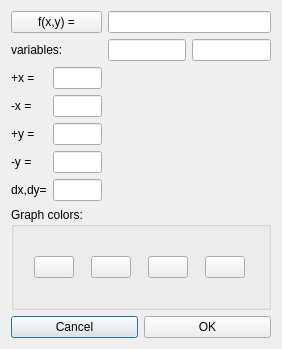
Qt form graph3D/graph3d_addnew_gui.ui (joaodeus/mathgraphica) before a commit.
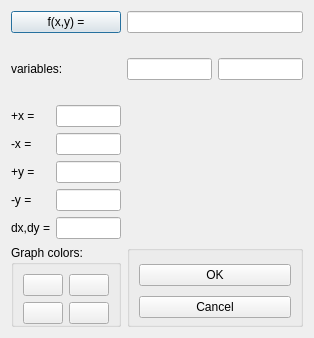
The same form after that commit. Icons and pictures are not drawn.

```diff
--- a/graph3D/graph3d_addnew_gui.ui
+++ b/graph3D/graph3d_addnew_gui.ui
@@ -6,8 +6,8 @@
    <rect>
     <x>0</x>
     <y>0</y>
-    <width>282</width>
-    <height>349</height>
+    <width>314</width>
+    <height>338</height>
    </rect>
   </property>
   <property name="windowTitle">
@@ -17,28 +17,90 @@
    <iconset resource="../mathgraphica.qrc">
     <normaloff>:/images/images/graf3d.png</normaloff>:/images/images/graf3d.png</iconset>
   </property>
-  <layout class="QGridLayout" name="gridLayout">
-   <item row="5" column="0">
-    <widget class="QLabel" name="label_y_minus">
+  <layout class="QGridLayout" name="gridLayout_4">
+   <item row="0" column="0" colspan="2">
+    <widget class="QPushButton" name="pushButton_fxy">
      <property name="text">
-      <string>-y =</string>
+      <string>f(x,y) =</string>
      </property>
     </widget>
    </item>
-   <item row="2" column="0">
-    <widget class="QLabel" name="label_x_plus">
-     <property name="text">
-      <string>+x =</string>
-     </property>
-    </widget>
-   </item>
-   <item row="0" column="3" colspan="2">
+   <item row="0" column="2">
     <widget class="QLineEdit" name="lineEdit_fxy">
      <property name="readOnly">
       <bool>false</bool>
      </property>
     </widget>
    </item>
+   <item row="1" column="0" colspan="2">
+    <widget class="QLabel" name="label_variables">
+     <property name="text">
+      <string>variables:</string>
+     </property>
+    </widget>
+   </item>
+   <item row="1" column="2">
+    <widget class="QFrame" name="frame">
+     <property name="enabled">
+      <bool>true</bool>
+     </property>
+     <property name="frameShape">
+      <enum>QFrame::NoFrame</enum>
+     </property>
+     <property name="frameShadow">
+      <enum>QFrame::Plain</enum>
+     </property>
+     <property name="lineWidth">
+      <number>0</number>
+     </property>
+     <layout class="QGridLayout" name="gridLayout_3">
+      <property name="leftMargin">
+       <number>0</number>
+      </property>
+      <property name="topMargin">
+       <number>0</number>
+      </property>
+      <property name="rightMargin">
+       <number>0</number>
+      </property>
+      <property name="bottomMargin">
+       <number>0</number>
+      </property>
+      <property name="horizontalSpacing">
+       <number>6</number>
+      </property>
+      <property name="verticalSpacing">
+       <number>0</number>
+      </property>
+      <item row="0" column="0">
+       <widget class="QLineEdit" name="lineEdit_x"/>
+      </item>
+      <item row="0" column="1">
+       <widget class="QLineEdit" name="lineEdit_y"/>
+      </item>
+     </layout>
+    </widget>
+   </item>
+   <item row="2" column="0">
+    <widget class="QLabel" name="label_x_plus">
+     <property name="text">
+      <string>+x =</string>
+     </property>
+    </widget>
+   </item>
+   <item row="2" column="1">
+    <widget class="QLineEdit" name="lineEdit_xmax"/>
+   </item>
+   <item row="2" column="2" rowspan="5">
+    <widget class="QLabel" name="label_image">
+     <property name="text">
+      <string/>
+     </property>
+     <property name="pixmap">
+      <pixmap resource="../mathgraphica.qrc">:/images/images/3D.png</pixmap>
+     </property>
+    </widget>
+   </item>
    <item row="3" column="0">
     <widget class="QLabel" name="label_x_minus">
      <property name="text">
@@ -46,12 +108,8 @@
      </property>
     </widget>
    </item>
-   <item row="6" column="0">
-    <widget class="QLabel" name="label_delta">
-     <property name="text">
-      <string>dx,dy=</string>
-     </property>
-    </widget>
+   <item row="3" column="1">
+    <widget class="QLineEdit" name="lineEdit_xmin"/>
    </item>
    <item row="4" column="0">
     <widget class="QLabel" name="label_y_plus">
@@ -60,44 +118,39 @@
      </property>
     </widget>
    </item>
-   <item row="4" column="1" colspan="2">
+   <item row="4" column="1">
     <widget class="QLineEdit" name="lineEdit_ymax"/>
    </item>
-   <item row="1" column="0" colspan="3">
-    <widget class="QLabel" name="label_variables">
+   <item row="5" column="0">
+    <widget class="QLabel" name="label_y_minus">
      <property name="text">
-      <string>variables:</string>
+      <string>-y =</string>
      </property>
     </widget>
    </item>
-   <item row="8" column="0" colspan="5">
-    <layout class="QHBoxLayout" name="horizontalLayout">
-     <item>
-      <widget class="QPushButton" name="pushButton_cancel">
-       <property name="text">
-        <string>Cancel</string>
-       </property>
-      </widget>
-     </item>
-     <item>
-      <widget class="QPushButton" name="pushButton_Ok">
-       <property name="text">
-        <string>OK</string>
-       </property>
-      </widget>
-     </item>
-    </layout>
+   <item row="5" column="1">
+    <widget class="QLineEdit" name="lineEdit_ymin"/>
    </item>
-   <item row="3" column="1" colspan="2">
-    <widget class="QLineEdit" name="lineEdit_xmin"/>
+   <item row="6" column="0">
+    <widget class="QLabel" name="label_delta">
+     <property name="text">
+      <string>dx,dy =</string>
+     </property>
+    </widget>
    </item>
-   <item row="7" column="0" colspan="5">
+   <item row="6" column="1">
+    <widget class="QLineEdit" name="lineEdit_dxdy"/>
+   </item>
+   <item row="7" column="0" colspan="2">
     <widget class="QGroupBox" name="groupBox">
      <property name="title">
       <string>Graph colors:</string>
      </property>
-     <layout class="QHBoxLayout" name="horizontalLayout_2">
-      <item>
+     <layout class="QGridLayout" name="gridLayout_2">
+      <property name="bottomMargin">
+       <number>0</number>
+      </property>
+      <item row="0" column="0">
        <widget class="QPushButton" name="pushButton_colorA">
         <property name="sizePolicy">
          <sizepolicy hsizetype="Maximum" vsizetype="Fixed">
@@ -110,7 +163,7 @@
         </property>
        </widget>
       </item>
-      <item>
+      <item row="0" column="1">
        <widget class="QPushButton" name="pushButton_colorB">
         <property name="sizePolicy">
          <sizepolicy hsizetype="Maximum" vsizetype="Fixed">
@@ -123,7 +176,7 @@
         </property>
        </widget>
       </item>
-      <item>
+      <item row="1" column="0">
        <widget class="QPushButton" name="pushButton_colorC">
         <property name="sizePolicy">
          <sizepolicy hsizetype="Maximum" vsizetype="Fixed">
@@ -136,7 +189,7 @@
         </property>
        </widget>
       </item>
-      <item>
+      <item row="1" column="1">
        <widget class="QPushButton" name="pushButton_colorD">
         <property name="sizePolicy">
          <sizepolicy hsizetype="Maximum" vsizetype="Fixed">
@@ -152,38 +205,34 @@
      </layout>
     </widget>
    </item>
-   <item row="1" column="3">
-    <widget class="QLineEdit" name="lineEdit_x"/>
-   </item>
-   <item row="2" column="1" colspan="2">
-    <widget class="QLineEdit" name="lineEdit_xmax"/>
-   </item>
-   <item row="5" column="1" colspan="2">
-    <widget class="QLineEdit" name="lineEdit_ymin"/>
-   </item>
-   <item row="2" column="3" rowspan="5" colspan="2">
-    <widget class="QLabel" name="label_image">
-     <property name="text">
+   <item row="7" column="2">
+    <widget class="QGroupBox" name="groupBox_2">
+     <property name="title">
       <string/>
      </property>
-     <property name="pixmap">
-      <pixmap resource="../mathgraphica.qrc">:/images/images/3D.png</pixmap>
-     </property>
+     <layout class="QGridLayout" name="gridLayout">
+      <property name="bottomMargin">
+       <number>0</number>
+      </property>
+      <item row="0" column="0">
+       <widget class="QPushButton" name="pushButton_Ok">
+        <property name="text">
+         <string>OK</string>
+        </property>
+       </widget>
+      </item>
+      <item row="1" column="0">
+       <widget class="QPushButton" name="pushButton_cancel">
+        <property name="text">
+         <string>Cancel</string>
+        </property>
+       </widget>
+      </item>
+     </layout>
+     <zorder>pushButton_cancel</zorder>
+     <zorder>pushButton_Ok</zorder>
     </widget>
    </item>
-   <item row="6" column="1" colspan="2">
-    <widget class="QLineEdit" name="lineEdit_dxdy"/>
-   </item>
-   <item row="0" column="0" colspan="3">
-    <widget class="QPushButton" name="pushButton_fxy">
-     <property name="text">
-      <string>f(x,y) =</string>
-     </property>
-    </widget>
-   </item>
-   <item row="1" column="4">
-    <widget class="QLineEdit" name="lineEdit_y"/>
-   </item>
   </layout>
  </widget>
  <resources>
```
